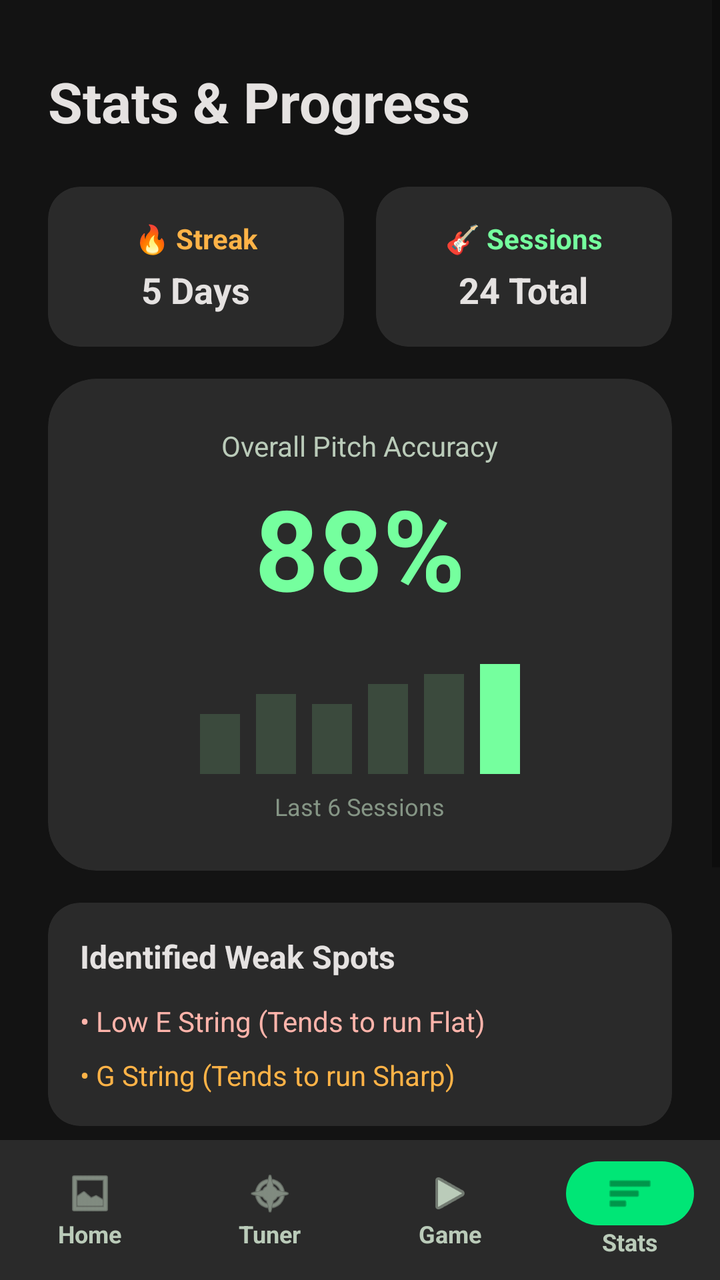
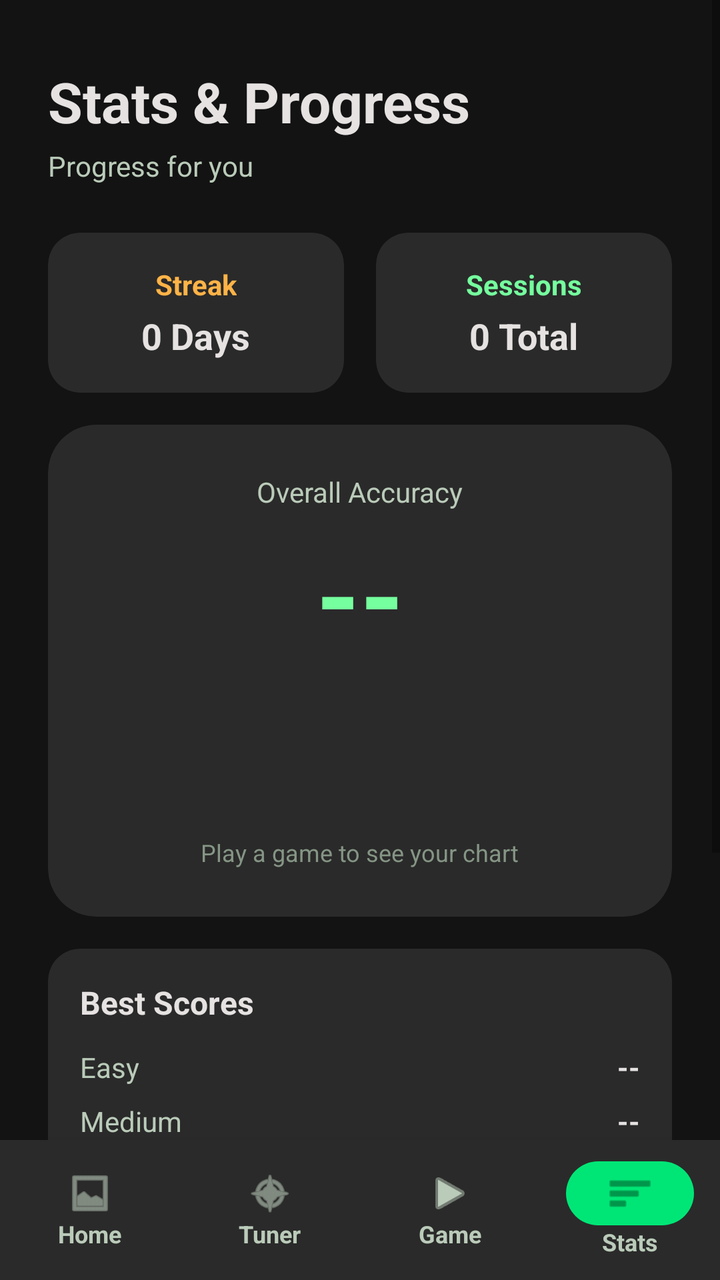

Two renders of the same Android screen: before a commit and after it. Below are the layout's source before the change and the commit's diff.
<!-- AndroidManifest.xml: application theme Theme.GCoach -->
<!-- res/layout/activity_progress.xml -->
<?xml version="1.0" encoding="utf-8"?>
<androidx.constraintlayout.widget.ConstraintLayout xmlns:android="http://schemas.android.com/apk/res/android"
    xmlns:app="http://schemas.android.com/apk/res-auto"
    android:id="@+id/main"
    android:layout_width="match_parent"
    android:layout_height="match_parent"
    android:background="#131313"
    android:fitsSystemWindows="true">

    <ScrollView
        android:layout_width="match_parent"
        android:layout_height="0dp"
        android:clipToPadding="false"
        android:paddingBottom="24dp"
        app:layout_constraintBottom_toTopOf="@id/bottomNav"
        app:layout_constraintTop_toTopOf="parent">

        <LinearLayout
            android:layout_width="match_parent"
            android:layout_height="wrap_content"
            android:orientation="vertical"
            android:paddingHorizontal="24dp"
            android:paddingTop="32dp">

            <TextView
                android:id="@+id/title"
                android:layout_width="wrap_content"
                android:layout_height="wrap_content"
                android:text="Stats &amp; Progress"
                android:textColor="#e5e2e1"
                android:textSize="28sp"
                android:textStyle="bold" />

            <LinearLayout
                android:layout_width="match_parent"
                android:layout_height="wrap_content"
                android:layout_marginTop="24dp"
                android:baselineAligned="false"
                android:orientation="horizontal"
                android:weightSum="2">

                <androidx.cardview.widget.CardView
                    android:layout_width="0dp"
                    android:layout_height="80dp"
                    android:layout_marginEnd="8dp"
                    android:layout_weight="1"
                    app:cardBackgroundColor="#2a2a2a"
                    app:cardCornerRadius="16dp"
                    app:cardElevation="0dp">
                    <LinearLayout android:layout_width="match_parent" android:layout_height="match_parent" android:gravity="center" android:orientation="vertical">
                        <TextView android:layout_width="wrap_content" android:layout_height="wrap_content" android:text="🔥 Streak" android:textColor="#ffb347" android:textSize="14sp" android:textStyle="bold" />
                        <TextView android:layout_width="wrap_content" android:layout_height="wrap_content" android:layout_marginTop="4dp" android:text="5 Days" android:textColor="#e5e2e1" android:textSize="18sp" android:textStyle="bold" />
                    </LinearLayout>
                </androidx.cardview.widget.CardView>

                <androidx.cardview.widget.CardView
                    android:layout_width="0dp"
                    android:layout_height="80dp"
                    android:layout_marginStart="8dp"
                    android:layout_weight="1"
                    app:cardBackgroundColor="#2a2a2a"
                    app:cardCornerRadius="16dp"
                    app:cardElevation="0dp">
                    <LinearLayout android:layout_width="match_parent" android:layout_height="match_parent" android:gravity="center" android:orientation="vertical">
                        <TextView android:layout_width="wrap_content" android:layout_height="wrap_content" android:text="🎸 Sessions" android:textColor="#75ff9e" android:textSize="14sp" android:textStyle="bold" />
                        <TextView android:layout_width="wrap_content" android:layout_height="wrap_content" android:layout_marginTop="4dp" android:text="24 Total" android:textColor="#e5e2e1" android:textSize="18sp" android:textStyle="bold" />
                    </LinearLayout>
                </androidx.cardview.widget.CardView>
            </LinearLayout>

            <androidx.cardview.widget.CardView
                android:layout_width="match_parent"
                android:layout_height="wrap_content"
                android:layout_marginTop="16dp"
                app:cardBackgroundColor="#2a2a2a"
                app:cardCornerRadius="24dp"
                app:cardElevation="0dp">

                <LinearLayout
                    android:layout_width="match_parent"
                    android:layout_height="wrap_content"
                    android:gravity="center"
                    android:orientation="vertical"
                    android:padding="24dp">

                    <TextView
                        android:layout_width="wrap_content"
                        android:layout_height="wrap_content"
                        android:text="Overall Pitch Accuracy"
                        android:textColor="#bacbb9"
                        android:textSize="14sp" />

                    <TextView
                        android:layout_width="wrap_content"
                        android:layout_height="wrap_content"
                        android:layout_marginTop="4dp"
                        android:text="88%"
                        android:textColor="#75ff9e"
                        android:textSize="56sp"
                        android:textStyle="bold" />

                    <LinearLayout
                        android:layout_width="match_parent"
                        android:layout_height="60dp"
                        android:layout_marginTop="16dp"
                        android:gravity="bottom|center_horizontal"
                        android:orientation="horizontal">
                        <View android:layout_width="20dp" android:layout_height="30dp" android:layout_marginHorizontal="4dp" android:background="#3b4a3d" app:cornerRadius="4dp" />
                        <View android:layout_width="20dp" android:layout_height="40dp" android:layout_marginHorizontal="4dp" android:background="#3b4a3d" />
                        <View android:layout_width="20dp" android:layout_height="35dp" android:layout_marginHorizontal="4dp" android:background="#3b4a3d" />
                        <View android:layout_width="20dp" android:layout_height="45dp" android:layout_marginHorizontal="4dp" android:background="#3b4a3d" />
                        <View android:layout_width="20dp" android:layout_height="50dp" android:layout_marginHorizontal="4dp" android:background="#3b4a3d" />
                        <View android:layout_width="20dp" android:layout_height="55dp" android:layout_marginHorizontal="4dp" android:background="#75ff9e" /> </LinearLayout>
                    <TextView
                        android:layout_width="wrap_content"
                        android:layout_height="wrap_content"
                        android:layout_marginTop="8dp"
                        android:text="Last 6 Sessions"
                        android:textColor="#859585"
                        android:textSize="12sp" />
                </LinearLayout>
            </androidx.cardview.widget.CardView>

            <androidx.cardview.widget.CardView
                android:layout_width="match_parent"
                android:layout_height="wrap_content"
                android:layout_marginTop="16dp"
                app:cardBackgroundColor="#2a2a2a"
                app:cardCornerRadius="16dp"
                app:cardElevation="0dp">

                <LinearLayout
                    android:layout_width="match_parent"
                    android:layout_height="wrap_content"
                    android:orientation="vertical"
                    android:padding="16dp">

                    <TextView
                        android:layout_width="wrap_content"
                        android:layout_height="wrap_content"
                        android:text="Identified Weak Spots"
                        android:textColor="#e5e2e1"
                        android:textSize="16sp"
                        android:textStyle="bold"
                        android:layout_marginBottom="12dp" />

                    <TextView
                        android:layout_width="match_parent"
                        android:layout_height="wrap_content"
                        android:text="• Low E String (Tends to run Flat)"
                        android:textColor="#ffb4ab"
                        android:textSize="14sp"
                        android:layout_marginBottom="8dp" />

                    <TextView
                        android:layout_width="match_parent"
                        android:layout_height="wrap_content"
                        android:text="• G String (Tends to run Sharp)"
                        android:textColor="#ffb347"
                        android:textSize="14sp" />
                </LinearLayout>
            </androidx.cardview.widget.CardView>

            <androidx.cardview.widget.CardView
                android:layout_width="match_parent"
                android:layout_height="wrap_content"
                android:layout_marginTop="16dp"
                app:cardBackgroundColor="#2a2a2a"
                app:cardCornerRadius="16dp"
                app:cardElevation="0dp">

                <LinearLayout
                    android:layout_width="match_parent"
                    android:layout_height="wrap_content"
                    android:orientation="vertical"
                    android:padding="16dp">

                    <TextView
                        android:layout_width="wrap_content"
                        android:layout_height="wrap_content"
                        android:text="Recent Session Scores"
                        android:textColor="#e5e2e1"
                        android:textSize="16sp"
                        android:textStyle="bold"
                        android:layout_marginBottom="12dp" />

                    <LinearLayout android:layout_width="match_parent" android:layout_height="wrap_content" android:orientation="horizontal" android:layout_marginBottom="8dp">
                        <TextView android:layout_width="0dp" android:layout_height="wrap_content" android:layout_weight="1" android:text="Today - Hard Mode" android:textColor="#bacbb9" android:textSize="14sp" />
                        <TextView android:layout_width="wrap_content" android:layout_height="wrap_content" android:text="1,240 pts" android:textColor="#75ff9e" android:textSize="14sp" android:textStyle="bold" />
                    </LinearLayout>

                    <LinearLayout android:layout_width="match_parent" android:layout_height="wrap_content" android:orientation="horizontal" android:layout_marginBottom="8dp">
                        <TextView android:layout_width="0dp" android:layout_height="wrap_content" android:layout_weight="1" android:text="Yesterday - Medium Mode" android:textColor="#bacbb9" android:textSize="14sp" />
                        <TextView android:layout_width="wrap_content" android:layout_height="wrap_content" android:text="950 pts" android:textColor="#e5e2e1" android:textSize="14sp" android:textStyle="bold" />
                    </LinearLayout>

                    <LinearLayout android:layout_width="match_parent" android:layout_height="wrap_content" android:orientation="horizontal">
                        <TextView android:layout_width="0dp" android:layout_height="wrap_content" android:layout_weight="1" android:text="2 days ago - Tuner Only" android:textColor="#bacbb9" android:textSize="14sp" />
                        <TextView android:layout_width="wrap_content" android:layout_height="wrap_content" android:text="100% Acc" android:textColor="#e5e2e1" android:textSize="14sp" android:textStyle="bold" />
                    </LinearLayout>

                </LinearLayout>
            </androidx.cardview.widget.CardView>

        </LinearLayout>
    </ScrollView>

    <LinearLayout
        android:id="@+id/bottomNav"
        android:layout_width="match_parent"
        android:layout_height="70dp"
        android:background="#2a2a2a"
        android:elevation="8dp"
        android:orientation="horizontal"
        android:weightSum="4"
        app:layout_constraintBottom_toBottomOf="parent">

        <LinearLayout android:id="@+id/navHome" android:layout_width="0dp" android:layout_height="match_parent" android:layout_weight="1" android:clickable="true" android:focusable="true" android:gravity="center" android:orientation="vertical">
            <ImageView android:layout_width="24dp" android:layout_height="24dp" android:src="@android:drawable/ic_menu_gallery" app:tint="#bacbb9" />
            <TextView android:layout_width="wrap_content" android:layout_height="wrap_content" android:text="Home" android:textColor="#bacbb9" android:textSize="12sp" android:textStyle="bold" />
        </LinearLayout>

        <LinearLayout android:id="@+id/navTuner" android:layout_width="0dp" android:layout_height="match_parent" android:layout_weight="1" android:clickable="true" android:focusable="true" android:gravity="center" android:orientation="vertical">
            <ImageView android:layout_width="24dp" android:layout_height="24dp" android:src="@android:drawable/ic_menu_compass" app:tint="#bacbb9" />
            <TextView android:layout_width="wrap_content" android:layout_height="wrap_content" android:text="Tuner" android:textColor="#bacbb9" android:textSize="12sp" android:textStyle="bold" />
        </LinearLayout>

        <LinearLayout android:id="@+id/navGame" android:layout_width="0dp" android:layout_height="match_parent" android:layout_weight="1" android:clickable="true" android:focusable="true" android:gravity="center" android:orientation="vertical">
            <ImageView android:layout_width="24dp" android:layout_height="24dp" android:src="@android:drawable/ic_media_play" app:tint="#bacbb9" />
            <TextView android:layout_width="wrap_content" android:layout_height="wrap_content" android:text="Game" android:textColor="#bacbb9" android:textSize="12sp" android:textStyle="bold" />
        </LinearLayout>

        <LinearLayout android:id="@+id/navStats" android:layout_width="0dp" android:layout_height="match_parent" android:layout_weight="1" android:gravity="center" android:orientation="vertical">
            <LinearLayout android:layout_width="64dp" android:layout_height="32dp" android:background="@drawable/bg_nav_active" android:gravity="center">
                <ImageView android:layout_width="24dp" android:layout_height="24dp" android:src="@android:drawable/ic_menu_sort_by_size" app:tint="#00612e" />
            </LinearLayout>
            <TextView android:layout_width="wrap_content" android:layout_height="wrap_content" android:text="Stats" android:textColor="#bacbb9" android:textSize="12sp" android:textStyle="bold" />
        </LinearLayout>
    </LinearLayout>

</androidx.constraintlayout.widget.ConstraintLayout>
<!-- resources referenced by this layout -->
<resources>
  <!-- drawable bg_nav_active (drawable) -->
  <?xml version="1.0" encoding="utf-8"?>
  <shape xmlns:android="http://schemas.android.com/apk/res/android"
      android:shape="rectangle">
      <corners android:radius="16dp" />
      <solid android:color="#00e676" />
  </shape>
  <style name="Theme.GCoach" parent="Theme.MaterialComponents.DayNight.NoActionBar">
          <item name="android:statusBarColor">#121212</item>
      </style>
</resources>

<!-- the commit's change to res/layout/activity_progress.xml (unified diff, before → after) -->
@@ -31,6 +31,16 @@
                 android:textSize="28sp"
                 android:textStyle="bold" />
 
+            <TextView
+                android:id="@+id/tvUser"
+                android:layout_width="wrap_content"
+                android:layout_height="wrap_content"
+                android:layout_marginTop="4dp"
+                android:text="Progress for you"
+                android:textColor="#bacbb9"
+                android:textSize="14sp" />
+
+            
             <LinearLayout
                 android:layout_width="match_parent"
                 android:layout_height="wrap_content"
@@ -47,9 +57,30 @@
                     app:cardBackgroundColor="#2a2a2a"
                     app:cardCornerRadius="16dp"
                     app:cardElevation="0dp">
-                    <LinearLayout android:layout_width="match_parent" android:layout_height="match_parent" android:gravity="center" android:orientation="vertical">
-                        <TextView android:layout_width="wrap_content" android:layout_height="wrap_content" android:text="🔥 Streak" android:textColor="#ffb347" android:textSize="14sp" android:textStyle="bold" />
-                        <TextView android:layout_width="wrap_content" android:layout_height="wrap_content" android:layout_marginTop="4dp" android:text="5 Days" android:textColor="#e5e2e1" android:textSize="18sp" android:textStyle="bold" />
+
+                    <LinearLayout
+                        android:layout_width="match_parent"
+                        android:layout_height="match_parent"
+                        android:gravity="center"
+                        android:orientation="vertical">
+
+                        <TextView
+                            android:layout_width="wrap_content"
+                            android:layout_height="wrap_content"
+                            android:text="Streak"
+                            android:textColor="#ffb347"
+                            android:textSize="14sp"
+                            android:textStyle="bold" />
+
+                        <TextView
+                            android:id="@+id/tvStreak"
+                            android:layout_width="wrap_content"
+                            android:layout_height="wrap_content"
+                            android:layout_marginTop="4dp"
+                            android:text="0 Days"
+                            android:textColor="#e5e2e1"
+                            android:textSize="18sp"
+                            android:textStyle="bold" />
                     </LinearLayout>
                 </androidx.cardview.widget.CardView>
 
@@ -61,13 +92,35 @@
                     app:cardBackgroundColor="#2a2a2a"
                     app:cardCornerRadius="16dp"
                     app:cardElevation="0dp">
-                    <LinearLayout android:layout_width="match_parent" android:layout_height="match_parent" android:gravity="center" android:orientation="vertical">
-                        <TextView android:layout_width="wrap_content" android:layout_height="wrap_content" android:text="🎸 Sessions" android:textColor="#75ff9e" android:textSize="14sp" android:textStyle="bold" />
-                        <TextView android:layout_width="wrap_content" android:layout_height="wrap_content" android:layout_marginTop="4dp" android:text="24 Total" android:textColor="#e5e2e1" android:textSize="18sp" android:textStyle="bold" />
+
+                    <LinearLayout
+                        android:layout_width="match_parent"
+                        android:layout_height="match_parent"
+                        android:gravity="center"
+                        android:orientation="vertical">
+
+                        <TextView
+                            android:layout_width="wrap_content"
+                            android:layout_height="wrap_content"
+                            android:text="Sessions"
+                            android:textColor="#75ff9e"
+                            android:textSize="14sp"
+                            android:textStyle="bold" />
+
+                        <TextView
+                            android:id="@+id/tvSessions"
+                            android:layout_width="wrap_content"
+                            android:layout_height="wrap_content"
+                            android:layout_marginTop="4dp"
+                            android:text="0 Total"
+                            android:textColor="#e5e2e1"
+                            android:textSize="18sp"
+                            android:textStyle="bold" />
                     </LinearLayout>
                 </androidx.cardview.widget.CardView>
             </LinearLayout>
 
+            
             <androidx.cardview.widget.CardView
                 android:layout_width="match_parent"
                 android:layout_height="wrap_content"
@@ -86,41 +139,40 @@
                     <TextView
                         android:layout_width="wrap_content"
                         android:layout_height="wrap_content"
-                        android:text="Overall Pitch Accuracy"
+                        android:text="Overall Accuracy"
                         android:textColor="#bacbb9"
                         android:textSize="14sp" />
 
                     <TextView
+                        android:id="@+id/tvAccuracy"
                         android:layout_width="wrap_content"
                         android:layout_height="wrap_content"
                         android:layout_marginTop="4dp"
-                        android:text="88%"
+                        android:text="--"
                         android:textColor="#75ff9e"
                         android:textSize="56sp"
                         android:textStyle="bold" />
 
                     <LinearLayout
+                        android:id="@+id/chartContainer"
                         android:layout_width="match_parent"
                         android:layout_height="60dp"
                         android:layout_marginTop="16dp"
                         android:gravity="bottom|center_horizontal"
-                        android:orientation="horizontal">
-                        <View android:layout_width="20dp" android:layout_height="30dp" android:layout_marginHorizontal="4dp" android:background="#3b4a3d" app:cornerRadius="4dp" />
-                        <View android:layout_width="20dp" android:layout_height="40dp" android:layout_marginHorizontal="4dp" android:background="#3b4a3d" />
-                        <View android:layout_width="20dp" android:layout_height="35dp" android:layout_marginHorizontal="4dp" android:background="#3b4a3d" />
-                        <View android:layout_width="20dp" android:layout_height="45dp" android:layout_marginHorizontal="4dp" android:background="#3b4a3d" />
-                        <View android:layout_width="20dp" android:layout_height="50dp" android:layout_marginHorizontal="4dp" android:background="#3b4a3d" />
-                        <View android:layout_width="20dp" android:layout_height="55dp" android:layout_marginHorizontal="4dp" android:background="#75ff9e" /> </LinearLayout>
-                    <TextView
+                        android:orientation="horizontal" />
+
+                    <TextView
+                        android:id="@+id/tvChartLabel"
                         android:layout_width="wrap_content"
                         android:layout_height="wrap_content"
                         android:layout_marginTop="8dp"
-                        android:text="Last 6 Sessions"
+                        android:text="Play a game to see your chart"
                         android:textColor="#859585"
                         android:textSize="12sp" />
                 </LinearLayout>
             </androidx.cardview.widget.CardView>
 
+            
             <androidx.cardview.widget.CardView
                 android:layout_width="match_parent"
                 android:layout_height="wrap_content"
@@ -138,29 +190,86 @@
                     <TextView
                         android:layout_width="wrap_content"
                         android:layout_height="wrap_content"
-                        android:text="Identified Weak Spots"
+                        android:layout_marginBottom="12dp"
+                        android:text="Best Scores"
                         android:textColor="#e5e2e1"
                         android:textSize="16sp"
-                        android:textStyle="bold"
-                        android:layout_marginBottom="12dp" />
-
-                    <TextView
-                        android:layout_width="match_parent"
-                        android:layout_height="wrap_content"
-                        android:text="• Low E String (Tends to run Flat)"
-                        android:textColor="#ffb4ab"
-                        android:textSize="14sp"
-                        android:layout_marginBottom="8dp" />
-
-                    <TextView
-                        android:layout_width="match_parent"
-                        android:layout_height="wrap_content"
-                        android:text="• G String (Tends to run Sharp)"
-                        android:textColor="#ffb347"
-                        android:textSize="14sp" />
+                        android:textStyle="bold" />
+
+                    <LinearLayout
+                        android:layout_width="match_parent"
+                        android:layout_height="wrap_content"
+                        android:layout_marginBottom="8dp"
+                        android:orientation="horizontal">
+
+                        <TextView
+                            android:layout_width="0dp"
+                            android:layout_height="wrap_content"
+                            android:layout_weight="1"
+                            android:text="Easy"
+                            android:textColor="#bacbb9"
+                            android:textSize="14sp" />
+
+                        <TextView
+                            android:id="@+id/tvBestEasy"
+                            android:layout_width="wrap_content"
+                            android:layout_height="wrap_content"
+                            android:text="--"
+                            android:textColor="#e5e2e1"
+                            android:textSize="14sp"
+                            android:textStyle="bold" />
+                    </LinearLayout>
+
+                    <LinearLayout
+                        android:layout_width="match_parent"
+                        android:layout_height="wrap_content"
+                        android:layout_marginBottom="8dp"
+                        android:orientation="horizontal">
+
+                        <TextView
+                            android:layout_width="0dp"
+                            android:layout_height="wrap_content"
+                            android:layout_weight="1"
+                            android:text="Medium"
+                            android:textColor="#bacbb9"
+                            android:textSize="14sp" />
+
+                        <TextView
+                            android:id="@+id/tvBestMedium"
+                            android:layout_width="wrap_content"
+                            android:layout_height="wrap_content"
+                            android:text="--"
+                            android:textColor="#e5e2e1"
+                            android:textSize="14sp"
+                            android:textStyle="bold" />
+                    </LinearLayout>
+
+                    <LinearLayout
+                        android:layout_width="match_parent"
+                        android:layout_height="wrap_content"
+                        android:orientation="horizontal">
+
+                        <TextView
+                            android:layout_width="0dp"
+                            android:layout_height="wrap_content"
+                            android:layout_weight="1"
+                            android:text="Hard"
+                            android:textColor="#bacbb9"
+                            android:textSize="14sp" />
+
+                        <TextView
+                            android:id="@+id/tvBestHard"
+                            android:layout_width="wrap_content"
+                            android:layout_height="wrap_content"
+                            android:text="--"
+                            android:textColor="#75ff9e"
+                            android:textSize="14sp"
+                            android:textStyle="bold" />
+                    </LinearLayout>
                 </LinearLayout>
             </androidx.cardview.widget.CardView>
 
+            
             <androidx.cardview.widget.CardView
                 android:layout_width="match_parent"
                 android:layout_height="wrap_content"
@@ -178,27 +287,25 @@
                     <TextView
                         android:layout_width="wrap_content"
                         android:layout_height="wrap_content"
+                        android:layout_marginBottom="12dp"
                         android:text="Recent Session Scores"
                         android:textColor="#e5e2e1"
                         android:textSize="16sp"
-                        android:textStyle="bold"
-                        android:layout_marginBottom="12dp" />
-
-                    <LinearLayout android:layout_width="match_parent" android:layout_height="wrap_content" android:orientation="horizontal" android:layout_marginBottom="8dp">
-                        <TextView android:layout_width="0dp" android:layout_height="wrap_content" android:layout_weight="1" android:text="Today - Hard Mode" android:textColor="#bacbb9" android:textSize="14sp" />
-                        <TextView android:layout_width="wrap_content" android:layout_height="wrap_content" android:text="1,240 pts" android:textColor="#75ff9e" android:textSize="14sp" android:textStyle="bold" />
-                    </LinearLayout>
-
-                    <LinearLayout android:layout_width="match_parent" android:layout_height="wrap_content" android:orientation="horizontal" android:layout_marginBottom="8dp">
-                        <TextView android:layout_width="0dp" android:layout_height="wrap_content" android:layout_weight="1" android:text="Yesterday - Medium Mode" android:textColor="#bacbb9" android:textSize="14sp" />
-                        <TextView android:layout_width="wrap_content" android:layout_height="wrap_content" android:text="950 pts" android:textColor="#e5e2e1" android:textSize="14sp" android:textStyle="bold" />
-                    </LinearLayout>
-
-                    <LinearLayout android:layout_width="match_parent" android:layout_height="wrap_content" android:orientation="horizontal">
-                        <TextView android:layout_width="0dp" android:layout_height="wrap_content" android:layout_weight="1" android:text="2 days ago - Tuner Only" android:textColor="#bacbb9" android:textSize="14sp" />
-                        <TextView android:layout_width="wrap_content" android:layout_height="wrap_content" android:text="100% Acc" android:textColor="#e5e2e1" android:textSize="14sp" android:textStyle="bold" />
-                    </LinearLayout>
-
+                        android:textStyle="bold" />
+
+                    <TextView
+                        android:id="@+id/tvNoSessions"
+                        android:layout_width="wrap_content"
+                        android:layout_height="wrap_content"
+                        android:text="No games played yet. Finish a Note-Match round and it will show up here."
+                        android:textColor="#859585"
+                        android:textSize="14sp" />
+
+                    <LinearLayout
+                        android:id="@+id/recentContainer"
+                        android:layout_width="match_parent"
+                        android:layout_height="wrap_content"
+                        android:orientation="vertical" />
                 </LinearLayout>
             </androidx.cardview.widget.CardView>
 
